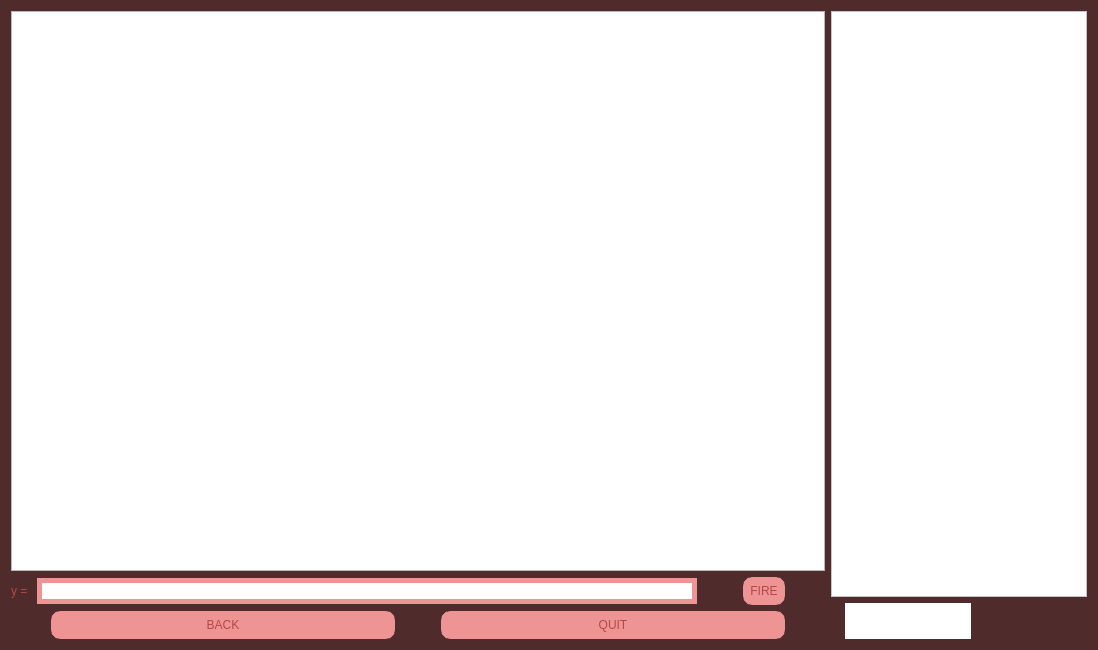
Divljo31/MATFWars, file MATFWars/wargame.ui: the form before one commit.
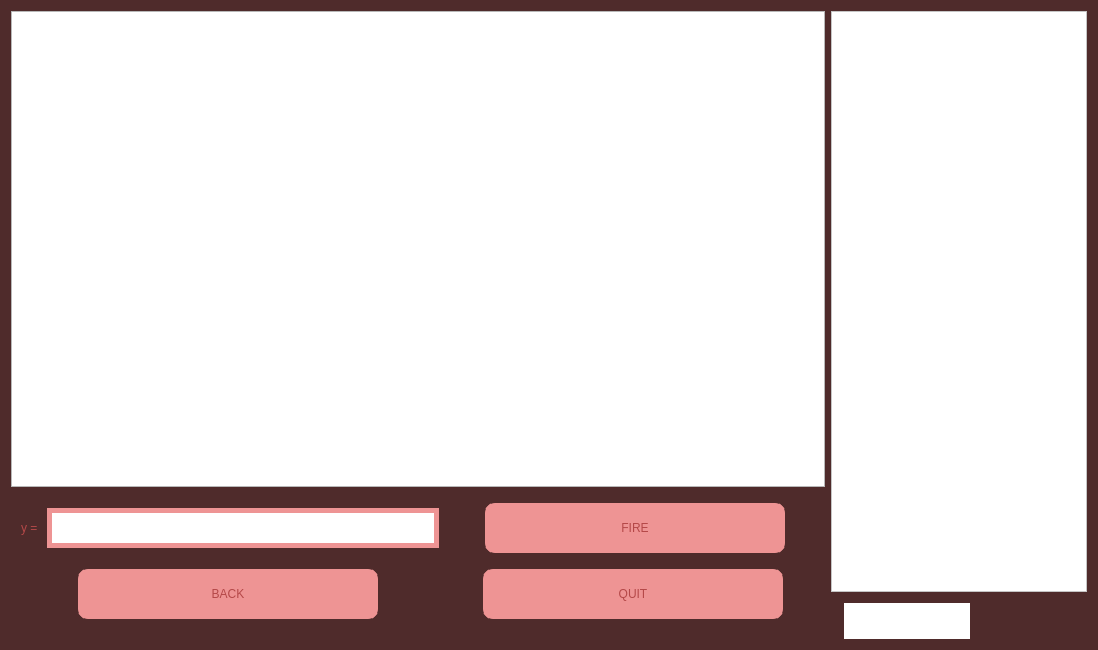
The form after the commit. Icons and pictures are not drawn.

The edit to the form file:
```diff
--- a/MATFWars/wargame.ui
+++ b/MATFWars/wargame.ui
@@ -65,8 +65,40 @@
            </property>
           </widget>
          </item>
+         <item>
+          <spacer name="verticalSpacer_3">
+           <property name="orientation">
+            <enum>Qt::Vertical</enum>
+           </property>
+           <property name="sizeType">
+            <enum>QSizePolicy::Fixed</enum>
+           </property>
+           <property name="sizeHint" stdset="0">
+            <size>
+             <width>20</width>
+             <height>10</height>
+            </size>
+           </property>
+          </spacer>
+         </item>
          <item>
           <layout class="QHBoxLayout" name="horizontalLayout">
+           <item>
+            <spacer name="horizontalSpacer_8">
+             <property name="orientation">
+              <enum>Qt::Horizontal</enum>
+             </property>
+             <property name="sizeType">
+              <enum>QSizePolicy::Fixed</enum>
+             </property>
+             <property name="sizeHint" stdset="0">
+              <size>
+               <width>10</width>
+               <height>20</height>
+              </size>
+             </property>
+            </spacer>
+           </item>
            <item>
             <widget class="QLabel" name="y_label">
              <property name="styleSheet">
@@ -81,6 +113,12 @@
            </item>
            <item>
             <widget class="QLineEdit" name="leFunctionInput">
+             <property name="minimumSize">
+              <size>
+               <width>30</width>
+               <height>40</height>
+              </size>
+             </property>
              <property name="styleSheet">
               <string notr="true">border:5px solid;
 border-color: rgb(238, 148, 148);
@@ -107,6 +145,24 @@
            </item>
            <item>
             <widget class="QPushButton" name="fire_war_button">
+             <property name="sizePolicy">
+              <sizepolicy hsizetype="Expanding" vsizetype="Fixed">
+               <horstretch>3</horstretch>
+               <verstretch>3</verstretch>
+              </sizepolicy>
+             </property>
+             <property name="minimumSize">
+              <size>
+               <width>30</width>
+               <height>50</height>
+              </size>
+             </property>
+             <property name="maximumSize">
+              <size>
+               <width>300</width>
+               <height>50</height>
+              </size>
+             </property>
              <property name="styleSheet">
               <string notr="true">color:rgb(180, 72, 72);
 font: 600 25pt &quot;URW Bookman&quot;;
@@ -137,6 +193,22 @@
            </item>
           </layout>
          </item>
+         <item>
+          <spacer name="verticalSpacer">
+           <property name="orientation">
+            <enum>Qt::Vertical</enum>
+           </property>
+           <property name="sizeType">
+            <enum>QSizePolicy::Fixed</enum>
+           </property>
+           <property name="sizeHint" stdset="0">
+            <size>
+             <width>20</width>
+             <height>10</height>
+            </size>
+           </property>
+          </spacer>
+         </item>
          <item>
           <layout class="QHBoxLayout" name="horizontalLayout_2">
            <item>
@@ -145,11 +217,11 @@
               <enum>Qt::Horizontal</enum>
              </property>
              <property name="sizeType">
-              <enum>QSizePolicy::Minimum</enum>
+              <enum>QSizePolicy::Fixed</enum>
              </property>
              <property name="sizeHint" stdset="0">
               <size>
-               <width>40</width>
+               <width>63</width>
                <height>20</height>
               </size>
              </property>
@@ -157,6 +229,24 @@
            </item>
            <item>
             <widget class="QPushButton" name="back_war_button">
+             <property name="sizePolicy">
+              <sizepolicy hsizetype="Expanding" vsizetype="Expanding">
+               <horstretch>3</horstretch>
+               <verstretch>3</verstretch>
+              </sizepolicy>
+             </property>
+             <property name="minimumSize">
+              <size>
+               <width>30</width>
+               <height>50</height>
+              </size>
+             </property>
+             <property name="maximumSize">
+              <size>
+               <width>300</width>
+               <height>50</height>
+              </size>
+             </property>
              <property name="styleSheet">
               <string notr="true">color:rgb(180, 72, 72);
 font: 600 25pt &quot;URW Bookman&quot;;
@@ -175,11 +265,11 @@
               <enum>Qt::Horizontal</enum>
              </property>
              <property name="sizeType">
-              <enum>QSizePolicy::Minimum</enum>
+              <enum>QSizePolicy::Fixed</enum>
              </property>
              <property name="sizeHint" stdset="0">
               <size>
-               <width>40</width>
+               <width>95</width>
                <height>20</height>
               </size>
              </property>
@@ -187,6 +277,24 @@
            </item>
            <item>
             <widget class="QPushButton" name="quit_war_button">
+             <property name="sizePolicy">
+              <sizepolicy hsizetype="Expanding" vsizetype="Fixed">
+               <horstretch>3</horstretch>
+               <verstretch>3</verstretch>
+              </sizepolicy>
+             </property>
+             <property name="minimumSize">
+              <size>
+               <width>30</width>
+               <height>50</height>
+              </size>
+             </property>
+             <property name="maximumSize">
+              <size>
+               <width>300</width>
+               <height>50</height>
+              </size>
+             </property>
              <property name="styleSheet">
               <string notr="true">color:rgb(180, 72, 72);
 font: 600 25pt &quot;URW Bookman&quot;;
@@ -205,11 +313,11 @@
               <enum>Qt::Horizontal</enum>
              </property>
              <property name="sizeType">
-              <enum>QSizePolicy::Minimum</enum>
+              <enum>QSizePolicy::Fixed</enum>
              </property>
              <property name="sizeHint" stdset="0">
               <size>
-               <width>40</width>
+               <width>36</width>
                <height>20</height>
               </size>
              </property>
@@ -217,6 +325,22 @@
            </item>
           </layout>
          </item>
+         <item>
+          <spacer name="verticalSpacer_2">
+           <property name="orientation">
+            <enum>Qt::Vertical</enum>
+           </property>
+           <property name="sizeType">
+            <enum>QSizePolicy::Fixed</enum>
+           </property>
+           <property name="sizeHint" stdset="0">
+            <size>
+             <width>20</width>
+             <height>20</height>
+            </size>
+           </property>
+          </spacer>
+         </item>
         </layout>
        </item>
        <item>
@@ -238,6 +362,22 @@
            </property>
           </widget>
          </item>
+         <item>
+          <spacer name="verticalSpacer_4">
+           <property name="orientation">
+            <enum>Qt::Vertical</enum>
+           </property>
+           <property name="sizeType">
+            <enum>QSizePolicy::Fixed</enum>
+           </property>
+           <property name="sizeHint" stdset="0">
+            <size>
+             <width>20</width>
+             <height>5</height>
+            </size>
+           </property>
+          </spacer>
+         </item>
          <item>
           <layout class="QHBoxLayout" name="horizontalLayout_6">
            <item>
@@ -289,7 +429,7 @@
              </property>
              <property name="maximumSize">
               <size>
-               <width>70</width>
+               <width>75</width>
                <height>70</height>
               </size>
              </property>
```
